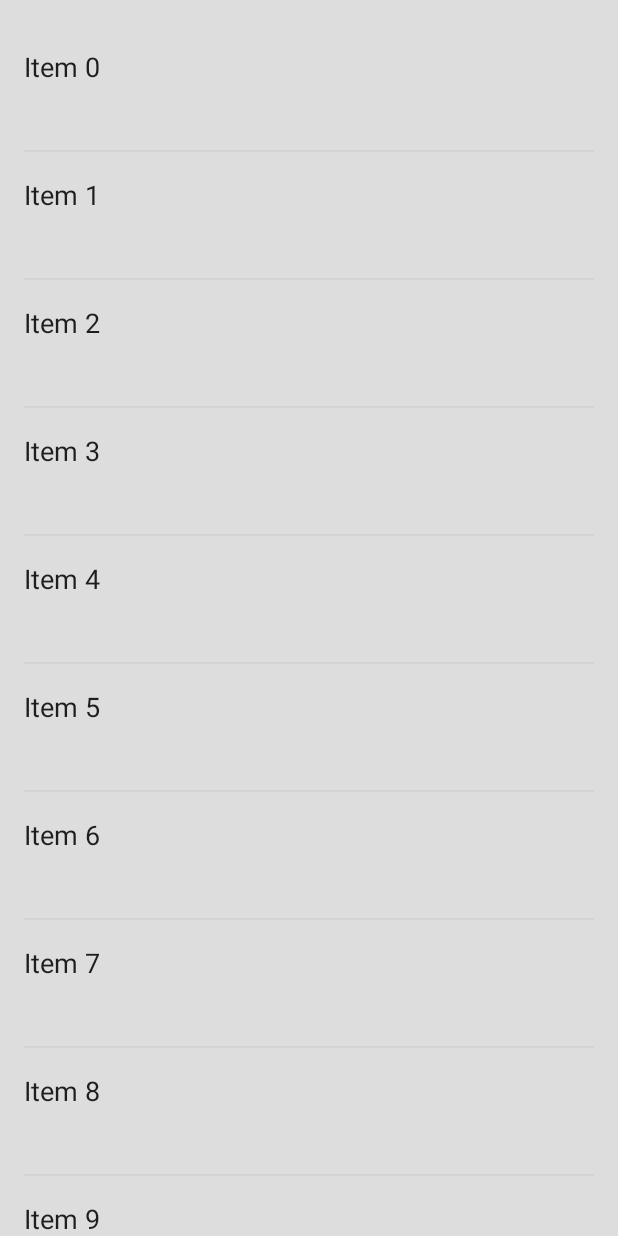
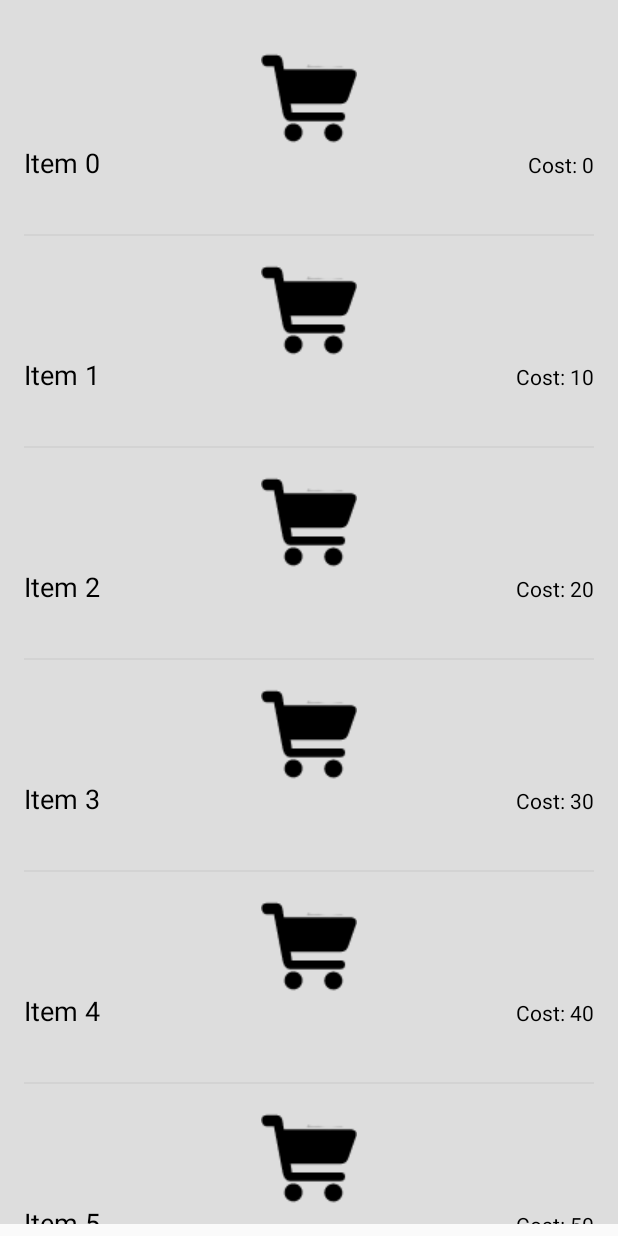
Before and after one commit to arturomcgill/HealCity, an Android app: the fragment ShopFragment shown on its own in the app's theme, on a phone screen of 412 x 824 dp. Run offline under Robolectric (Android 15) with nearby library versions, the phone set to English and light mode, and no system bars; 1 statement that could not run was skipped.

Commit message:
friends and shop

```diff
--- a/app/src/main/java/edu/umd/arturomcgill/healcity/ShopAdapter.java
+++ b/app/src/main/java/edu/umd/arturomcgill/healcity/ShopAdapter.java
@@ -13,51 +13,64 @@
 public class ShopAdapter extends RecyclerView.Adapter<ShopAdapter.SimpleItemVH> {
 
     //  Data
-    private List<String> list = new ArrayList<>();
+    private List<ShopItem> shopItems = new ArrayList<>();
 
     private Context context;
 
     public ShopAdapter(Context context) {
         this.context = context;
-        prepareRandom();
+        getShopItems();
     }
 
-    private void prepareRandom() {
-        String[] nameArray = context.getResources().getStringArray(R.array.dessert_names);
+    private void getShopItems() {
 
-        final int SIZE = nameArray.length;
+        //Real shop items will come from DB
 
-        for (int i = 0; i < SIZE; i++) {
-            list.add("Item " + i);
+        for (int i = 0; i < 10; i++) {
+            shopItems.add(new ShopItem("Item " + i, i*10, "cool discount or something"));
         }
     }
 
     @Override
     public SimpleItemVH onCreateViewHolder(ViewGroup parent, int viewType) {
         View v = LayoutInflater.from(parent.getContext())
-                .inflate(R.layout.item_simplevh, parent, false);
+                .inflate(R.layout.shop_item_vh, parent, false);
 
         return new SimpleItemVH(v);
     }
 
     @Override
     public void onBindViewHolder(SimpleItemVH holder, int position) {
-        String s = list.get(position);
-        holder.txtTitle.setText(s);
+        ShopItem shopItem = shopItems.get(position);
+
+        //TODO description only loading off screen bug
+
+        holder.name.setText(shopItem.getName());
+        holder.cost.setText("Cost: " + shopItem.getCost());
+        holder.description.setText(shopItem.getDescription());
+
+        holder.item = shopItem;
+
     }
 
     @Override
     public int getItemCount() {
-        return list != null ? list.size() : 0;
+        return shopItems != null ? shopItems.size() : 0;
     }
 
     protected static class SimpleItemVH extends RecyclerView.ViewHolder {
-        TextView txtTitle;
+        ShopItem item;
+
+        TextView name;
+        TextView cost;
+        TextView description;
 
         public SimpleItemVH(View itemView) {
             super(itemView);
 
-            txtTitle = (TextView) itemView.findViewById(R.id.item_simplevh_txttitle);
+            name = (TextView) itemView.findViewById(R.id.shop_item_name);
+            cost = (TextView) itemView.findViewById(R.id.shop_item_cost);
+            description = (TextView) itemView.findViewById(R.id.shop_item_description);
         }
     }
 }
--- a/app/src/main/java/edu/umd/arturomcgill/healcity/ShopFragment.java
+++ b/app/src/main/java/edu/umd/arturomcgill/healcity/ShopFragment.java
@@ -39,9 +39,9 @@
     public View onCreateView(LayoutInflater inflater, ViewGroup container,
                              Bundle savedInstanceState) {
         // Inflate the layout for this fragment
-        View rootView = inflater.inflate(R.layout.fragment_square, container, false);
+        View rootView = inflater.inflate(R.layout.shop_ui, container, false);
 
-        recyclerView = (RecyclerView) rootView.findViewById(R.id.fragment_square_recycler);
+        recyclerView = (RecyclerView) rootView.findViewById(R.id.shop_list);
         recyclerView.setLayoutManager(new LinearLayoutManager(getContext(), LinearLayoutManager.VERTICAL, false));
         recyclerView.setBackgroundColor(getLighterColor(color));
 
--- /dev/null
+++ b/app/src/main/java/edu/umd/arturomcgill/healcity/ShopItem.java
@@ -0,0 +1,41 @@
+package edu.umd.arturomcgill.healcity;
+
+public class ShopItem {
+
+    private String name;
+    private int cost;
+    private String description;
+
+    public ShopItem() {
+    }
+
+    public ShopItem(String name, int cost, String description) {
+        this.name = name;
+        this.cost = cost;
+        this.description = description;
+    }
+
+    public String getName() {
+        return name;
+    }
+
+    public void setName(String name) {
+        this.name = name;
+    }
+
+    public int getCost() {
+        return cost;
+    }
+
+    public void setCost(int cost) {
+        this.cost = cost;
+    }
+
+    public String getDescription() {
+        return description;
+    }
+
+    public void setDescription(String description) {
+        this.description = description;
+    }
+}
--- /dev/null
+++ b/app/src/main/res/layout/shop_item_vh.xml
@@ -0,0 +1,73 @@
+<?xml version="1.0" encoding="utf-8"?>
+<LinearLayout xmlns:android="http://schemas.android.com/apk/res/android"
+    xmlns:app="http://schemas.android.com/apk/res-auto"
+    xmlns:tools="http://schemas.android.com/tools"
+    android:layout_width="match_parent"
+    android:layout_height="wrap_content"
+    android:background="?attr/selectableItemBackground"
+    android:clickable="true"
+    android:orientation="vertical"
+    android:paddingEnd="@dimen/activity_horizontal_margin"
+    android:paddingLeft="@dimen/activity_horizontal_margin"
+    android:paddingRight="@dimen/activity_horizontal_margin"
+    android:paddingTop="@dimen/activity_horizontal_margin"
+    app:paddingStart="@dimen/activity_horizontal_margin"
+    tools:background="#EFEFEF">
+
+    <ImageView
+        android:id="@+id/shop_item_img"
+        android:layout_width="match_parent"
+        android:layout_height="wrap_content"
+        android:layout_weight="1"
+        android:contentDescription="shop_item_img"
+        app:srcCompat="@drawable/ic_shop" />
+
+    <LinearLayout
+        android:layout_width="match_parent"
+        android:layout_height="match_parent"
+        android:layout_weight="1"
+        android:orientation="vertical">
+
+        <LinearLayout
+            android:layout_width="match_parent"
+            android:layout_height="match_parent"
+            android:orientation="horizontal">
+
+            <TextView
+                android:id="@+id/shop_item_name"
+                android:layout_width="wrap_content"
+                android:layout_height="wrap_content"
+                android:layout_weight="1"
+                android:text="Item Name"
+                android:textColor="@android:color/black"
+                android:textSize="18sp" />
+
+            <TextView
+                android:id="@+id/shop_item_cost"
+                android:layout_width="wrap_content"
+                android:layout_height="wrap_content"
+                android:layout_weight="1"
+                android:text="Item Cost"
+                android:textAlignment="viewEnd"
+                android:textColor="@android:color/black" />
+        </LinearLayout>
+
+        <TextView
+            android:id="@+id/shop_item_description"
+            android:layout_width="match_parent"
+            android:layout_height="wrap_content"
+            android:text="Item Description"
+            android:textColor="@android:color/black" />
+
+    </LinearLayout>
+
+    <View
+        android:layout_width="match_parent"
+        android:layout_height="1dp"
+        android:layout_marginTop="@dimen/activity_horizontal_margin"
+        android:layout_weight="1"
+        android:background="@color/divider_light"
+        android:clickable="true" />
+
+
+</LinearLayout>
--- /dev/null
+++ b/app/src/main/res/layout/shop_ui.xml
@@ -0,0 +1,21 @@
+<FrameLayout xmlns:android="http://schemas.android.com/apk/res/android"
+    xmlns:app="http://schemas.android.com/apk/res-auto"
+    xmlns:tools="http://schemas.android.com/tools"
+    android:id="@+id/shopFrame"
+    android:layout_width="match_parent"
+    android:layout_height="wrap_content"
+    android:background="@color/bg_light"
+    android:paddingBottom="@dimen/bottom_navigation_height"
+    tools:context="com.example.william.homepage.TemplateFragment">
+
+    <!--By default, height of Toolbar and Bottom Navigation are equal-->
+
+    <android.support.v7.widget.RecyclerView
+        android:id="@+id/shop_list"
+        android:layout_width="wrap_content"
+        android:layout_height="wrap_content"
+        android:clipToPadding="false"
+        android:paddingBottom="@dimen/bottom_navigation_height"
+        android:paddingTop="@dimen/activity_horizontal_margin" />
+
+</FrameLayout>
```
Also changed, not shown: app/src/main/java/edu/umd/arturomcgill/healcity/Friend.java (added, +68 -0 lines), app/src/main/java/edu/umd/arturomcgill/healcity/FriendsAdapter.java (+58 -17 lines), app/src/main/java/edu/umd/arturomcgill/healcity/FriendsFragment.java (+4 -3 lines), app/src/main/java/edu/umd/arturomcgill/healcity/FriendsProfileModal.java (added, +51 -0 lines), app/src/main/res/layout/friend_profile.xml (added, +10 -0 lines), app/src/main/res/layout/friend_ui.xml (added, +21 -0 lines), app/src/main/res/layout/friend_vh.xml (added, +70 -0 lines).
